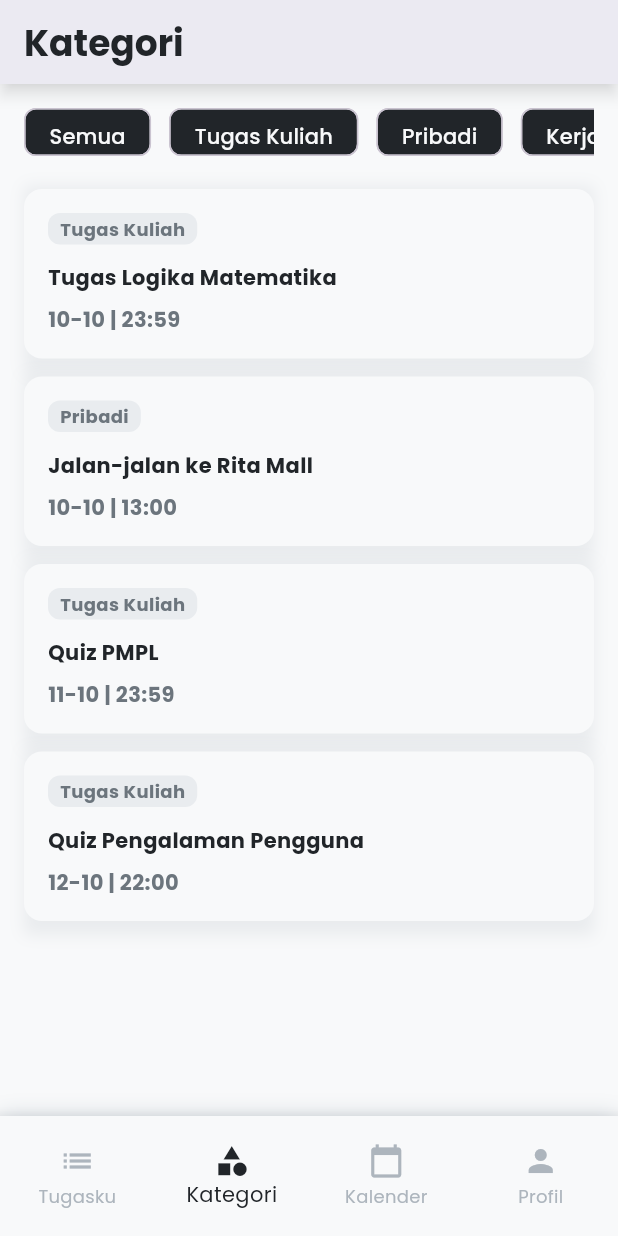
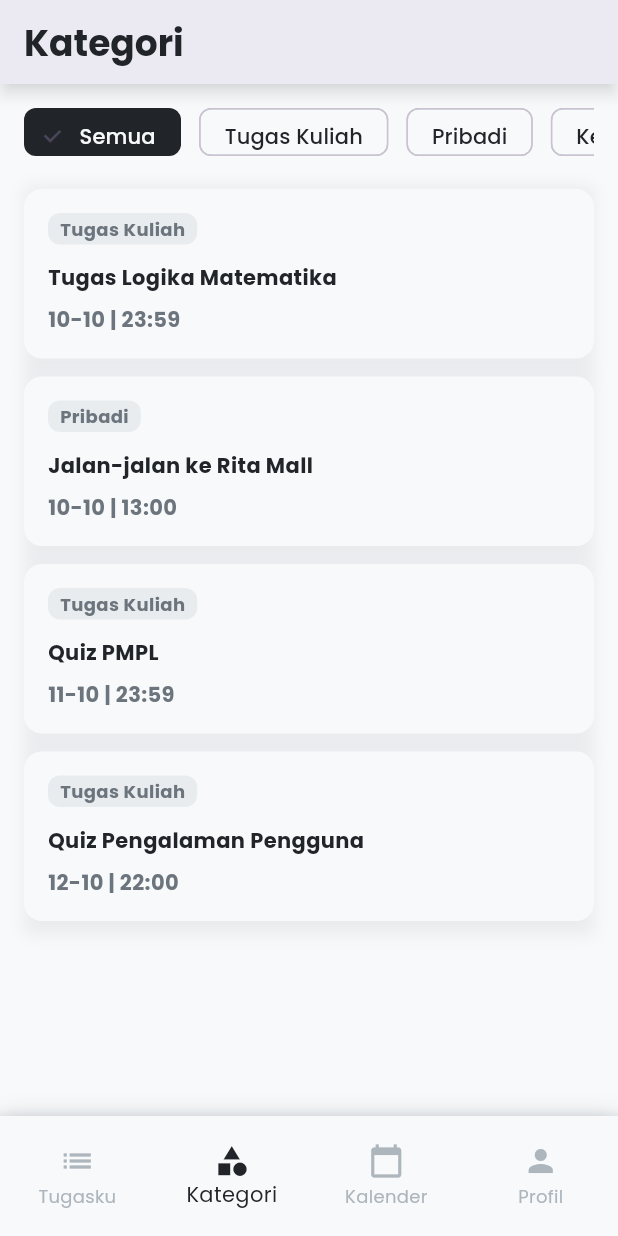
Before and after one commit to Nitaa1904/NoteQu_PPB05, a Flutter app: the screen it shows after launch, item 2 of the bottom bar chosen, on a phone screen of 412 x 824 dp. Run offline on Flutter 3.47's test engine with Material 3 defaults, Android fonts, the phone set to English and light mode, and no system bars; our stand-ins replace google_fonts, table_calendar.

Commit message:
Add dynamic task filtering by category in Kategori page

```diff
--- a/lib/pages/kategori/kategori.dart
+++ b/lib/pages/kategori/kategori.dart
@@ -3,7 +3,14 @@ import 'package:notequ/design_system/styles/color.dart';
 import 'package:notequ/design_system/widget/card/task_card.dart';
 import 'package:notequ/pages/tugasku/detail_tugas.dart';
 
-class Kategori extends StatelessWidget {
+class Kategori extends StatefulWidget {
+  const Kategori({super.key});
+
+  @override
+  _KategoriState createState() => _KategoriState();
+}
+
+class _KategoriState extends State<Kategori> {
   final List<String> categories = [
     'Semua',
     'Tugas Kuliah',
@@ -14,7 +21,7 @@ class Kategori extends StatelessWidget {
     'Olahraga',
   ];
 
-  final List<Map<String, String>> tasks = [
+  final List<Map<String, String>> allTasks = [
     {
       'category': 'Tugas Kuliah',
       'title': 'Tugas Logika Matematika',
@@ -41,7 +48,16 @@ class Kategori extends StatelessWidget {
     },
   ];
 
-  Kategori({super.key});
+  String selectedCategory = 'Semua';
+
+  List<Map<String, String>> get filteredTasks {
+    if (selectedCategory == 'Semua') {
+      return allTasks;
+    }
+    return allTasks
+        .where((task) => task['category'] == selectedCategory)
+        .toList();
+  }
 
   @override
   Widget build(BuildContext context) {
@@ -71,13 +87,23 @@ class Kategori extends StatelessWidget {
                 itemBuilder: (context, index) {
                   return Padding(
                     padding: const EdgeInsets.only(right: 12.0),
-                    child: Chip(
+                    child: ChoiceChip(
                       label: Text(
                         categories[index],
-                        style:
-                            const TextStyle(color: ColorCollection.primary100),
+                        style: TextStyle(
+                          color: selectedCategory == categories[index]
+                              ? ColorCollection.primary100
+                              : ColorCollection.primary900,
+                        ),
                       ),
-                      backgroundColor: ColorCollection.primary900,
+                      selected: selectedCategory == categories[index],
+                      onSelected: (isSelected) {
+                        setState(() {
+                          selectedCategory = categories[index];
+                        });
+                      },
+                      backgroundColor: ColorCollection.primary100,
+                      selectedColor: ColorCollection.primary900,
                     ),
                   );
                 },
@@ -86,16 +112,16 @@ class Kategori extends StatelessWidget {
             const SizedBox(height: 16),
             Expanded(
               child: ListView.builder(
-                itemCount: tasks.length,
+                itemCount: filteredTasks.length,
                 itemBuilder: (context, index) {
                   return TugasCard(
-                    task: tasks[index],
+                    task: filteredTasks[index],
                     onTap: () {
                       Navigator.push(
                         context,
                         MaterialPageRoute(
                           builder: (context) => DetailTugas(
-                            task: tasks[index],
+                            task: filteredTasks[index],
                           ),
                         ),
                       );
```
